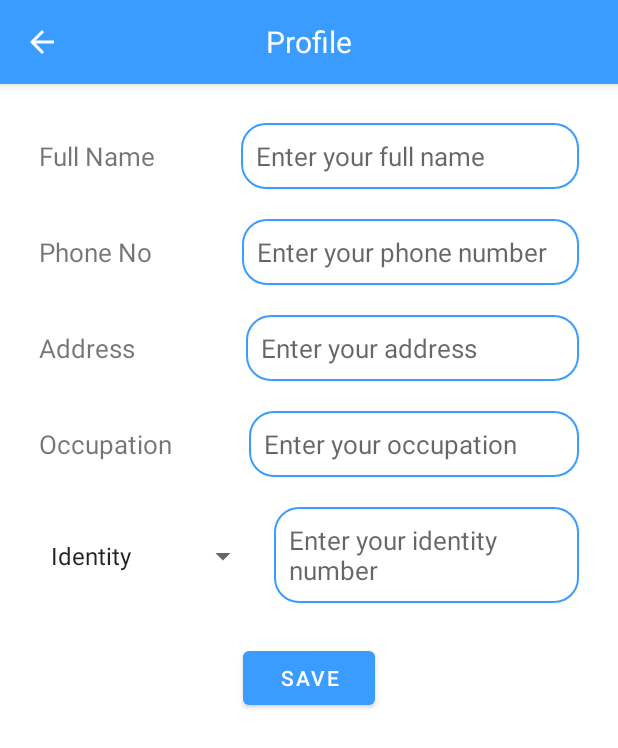
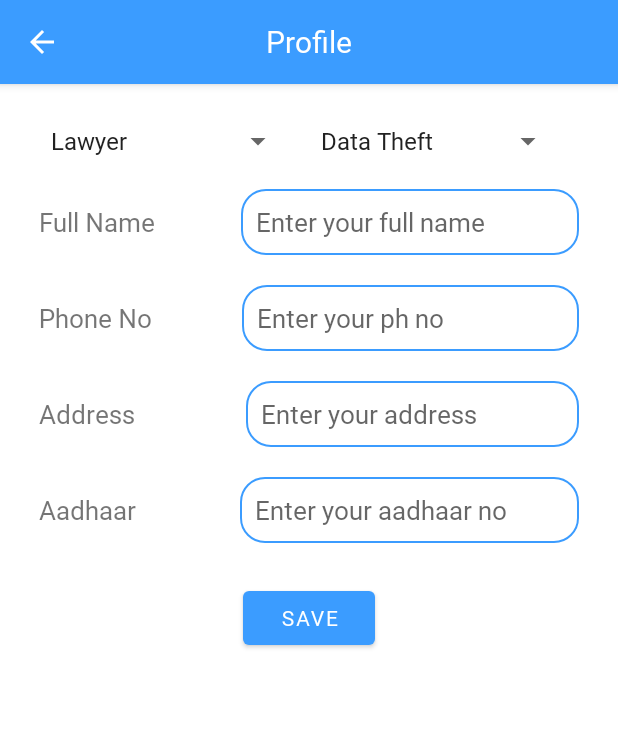
Before and after one commit to piyushk2001/Cyber-Watch, an Android app: the ProfileActivity screen opened directly, with no data from a screen before it, on a phone screen of 412 x 824 dp. Shown: the top 748 px of the screen. Run offline under Robolectric (Android 15) with nearby library versions, the phone set to English and light mode, and no system bars; our stand-ins replace Firebase (no records; nobody signed in at launch, a user with empty details on screens opened directly).

Commit message:
client-lawyer login functionality

```diff
--- a/app/build.gradle
+++ b/app/build.gradle
@@ -41,6 +41,8 @@ dependencies {
     implementation 'com.google.android.material:material:1.8.0'
     implementation 'androidx.constraintlayout:constraintlayout:2.1.4'
     implementation 'com.google.firebase:firebase-auth-ktx:22.0.0'
+    implementation 'com.google.firebase:firebase-firestore-ktx:24.6.1'
+    implementation 'com.google.firebase:firebase-firestore:24.1.1'
     testImplementation 'junit:junit:4.13.2'
     androidTestImplementation 'androidx.test.ext:junit:1.1.5'
     androidTestImplementation 'androidx.test.espresso:espresso-core:3.5.1'
--- a/app/src/main/AndroidManifest.xml
+++ b/app/src/main/AndroidManifest.xml
@@ -11,6 +11,9 @@
         android:supportsRtl="true"
         android:theme="@style/Theme.CyberWatch"
         tools:targetApi="31">
+        <activity
+            android:name=".FirstSignUpActivity"
+            android:exported="false" />
         <activity
             android:name=".LoginActivity"
             android:exported="false" />
--- a/app/src/main/java/eu/tutorials/cyberwatch/LoginActivity.kt
+++ b/app/src/main/java/eu/tutorials/cyberwatch/LoginActivity.kt
@@ -69,7 +69,7 @@ class LoginActivity : AppCompatActivity() {
                 if (task.isSuccessful) {
                     Log.d(TAG, "createUserWithEmail:success")
                     Toast.makeText(this, "Successfully signed up!", Toast.LENGTH_SHORT).show()
-                    val intent = Intent(this, ProfileActivity::class.java)
+                    val intent = Intent(this, FirstSignUpActivity::class.java)
                     startActivity(intent)
                     finish()
                 } else {
--- a/app/src/main/java/eu/tutorials/cyberwatch/MainActivity.kt
+++ b/app/src/main/java/eu/tutorials/cyberwatch/MainActivity.kt
@@ -6,6 +6,7 @@ import android.view.animation.Animation
 import android.view.animation.AnimationUtils
 import android.widget.ImageView
 import androidx.appcompat.app.AppCompatActivity
+import com.google.firebase.auth.FirebaseAuth
 
 class MainActivity : AppCompatActivity() {
 
@@ -24,6 +25,11 @@ class MainActivity : AppCompatActivity() {
             override fun onAnimationStart(animation: Animation?) {}
 
             override fun onAnimationEnd(animation: Animation?) {
+                val currentUser = FirebaseAuth.getInstance().currentUser
+                if (currentUser != null) {
+                    // User is signed in, log them out
+                    FirebaseAuth.getInstance().signOut()
+                }
                 navigateToHome()
             }
 
--- a/app/src/main/res/layout/activity_profile.xml
+++ b/app/src/main/res/layout/activity_profile.xml
@@ -47,27 +47,57 @@
             <LinearLayout
                 android:layout_width="match_parent"
                 android:layout_height="wrap_content"
-                android:layout_margin="10dp"
+                android:layout_marginStart="10dp"
+                android:layout_marginTop="10dp"
+                android:layout_marginEnd="10dp"
+                android:layout_marginBottom="10dp"
+                android:orientation="horizontal">
+
+                <Spinner
+                    android:id="@+id/userType"
+                    android:layout_width="match_parent"
+                    android:layout_height="wrap_content"
+                    android:layout_marginRight="10dp"
+                    android:layout_weight="1.3"
+                    android:entries="@array/designation"
+                    android:textSize="17dp" />
+                <Spinner
+                    android:id="@+id/specialite"
+                    android:layout_width="match_parent"
+                    android:layout_height="wrap_content"
+                    android:layout_marginRight="10dp"
+                    android:layout_weight="1.3"
+                    android:entries="@array/specialist_type"
+                    android:textSize="17dp" />
+
+            </LinearLayout>
+
+            <LinearLayout
+                android:layout_width="match_parent"
+                android:layout_height="wrap_content"
+                android:layout_marginStart="10dp"
+                android:layout_marginTop="10dp"
+                android:layout_marginEnd="10dp"
+                android:layout_marginBottom="10dp"
                 android:orientation="horizontal">
 
                 <TextView
                     android:layout_width="wrap_content"
                     android:layout_height="wrap_content"
+                    android:layout_marginRight="57dp"
+                    android:layout_weight="0"
                     android:text="Full Name"
-                    android:layout_weight="0"
-                    android:layout_marginRight="57dp"
-                    android:textSize="17dp"
-                    />
+                    android:textSize="17dp" />
 
                 <EditText
                     android:id="@+id/fullNameEditText"
                     android:layout_width="match_parent"
                     android:layout_height="wrap_content"
+                    android:layout_weight="1"
+                    android:background="@drawable/back"
                     android:hint="Enter your full name"
-                    android:textSize="17dp"
                     android:padding="10dp"
-                    android:background="@drawable/back"
-                    android:layout_weight="1" />
+                    android:textSize="17dp" />
 
             </LinearLayout>
 
@@ -89,7 +119,7 @@
                     android:id="@+id/phoneNumberEditText"
                     android:layout_width="match_parent"
                     android:layout_height="wrap_content"
-                    android:hint="Enter your phone number"
+                    android:hint="Enter your ph no"
                     android:textSize="17dp"
                     android:padding="10dp"
                     android:background="@drawable/back"
@@ -125,58 +155,65 @@
 
             </LinearLayout>
 
-            <LinearLayout
+            <!--LinearLayout
                 android:layout_width="match_parent"
                 android:layout_height="wrap_content"
-                android:layout_margin="10dp"
+                android:layout_marginStart="10dp"
+                android:layout_marginTop="10dp"
+                android:layout_marginEnd="10dp"
+                android:layout_marginBottom="10dp"
                 android:orientation="horizontal">
 
                 <TextView
                     android:layout_width="wrap_content"
                     android:layout_height="wrap_content"
+                    android:layout_marginRight="51dp"
+                    android:layout_weight="0"
                     android:text="Occupation"
-                    android:layout_marginRight="51dp"
-                    android:textSize="17dp"
-                    android:layout_weight="0" />
+                    android:textSize="17dp" />
 
                 <EditText
                     android:id="@+id/occupationEditText"
                     android:layout_width="match_parent"
                     android:layout_height="wrap_content"
+                    android:layout_weight="1"
+                    android:background="@drawable/back"
                     android:hint="Enter your occupation"
-                    android:textSize="17dp"
                     android:padding="10dp"
-                    android:background="@drawable/back"
-                    android:layout_weight="1" />
+                    android:textSize="17dp" />
 
-            </LinearLayout>
+            </LinearLayout-->
 
             <LinearLayout
                 android:layout_width="match_parent"
-                android:layout_margin="10dp"
                 android:layout_height="wrap_content"
+                android:layout_marginStart="10dp"
+                android:layout_marginTop="10dp"
+                android:layout_marginEnd="10dp"
+                android:layout_marginBottom="10dp"
                 android:orientation="horizontal">
 
-                <Spinner
-                    android:id="@+id/identitySpinner"
-                    android:layout_width="match_parent"
+                <TextView
+                    android:layout_width="wrap_content"
                     android:layout_height="wrap_content"
-                    android:entries="@array/identity_options"
-                    android:layout_weight="1.3"
-                    android:textSize="17dp"
-                    android:layout_marginRight="10dp"/>
+                    android:layout_marginRight="69dp"
+                    android:layout_weight="0"
+                    android:text="Aadhaar"
+                    android:textSize="17dp" />
 
                 <EditText
                     android:id="@+id/identityNumberEditText"
                     android:layout_width="match_parent"
                     android:layout_height="wrap_content"
-                    android:hint="Enter your identity number"
-                    android:textSize="17dp"
+                    android:layout_weight="1"
+                    android:background="@drawable/back"
+                    android:hint="Enter your aadhaar no"
                     android:padding="10dp"
-                    android:background="@drawable/back"
-                    android:layout_weight="1" />
+                    android:textSize="17dp" />
 
             </LinearLayout>
+
+
             <Button
                 android:id="@+id/saveButton"
                 android:layout_width="wrap_content"
--- a/app/src/main/res/values-night/themes.xml
+++ b/app/src/main/res/values-night/themes.xml
@@ -2,14 +2,15 @@
 <!-- Base application theme. -->
 <style name="Theme.CyberWatch" parent="Theme.MaterialComponents.DayNight.NoActionBar">
     <!-- Primary brand color. -->
-        <item name="colorPrimary">@color/purple_200</item>
+    <item name="colorPrimary">@color/blue</item>
     <item name="colorPrimaryVariant">@color/purple_700</item>
-        <item name="colorOnPrimary">@color/black</item>
+    <item name="colorOnPrimary">@color/white</item>
     <!-- Secondary brand color. -->
     <item name="colorSecondary">@color/teal_200</item>
-        <item name="colorSecondaryVariant">@color/teal_200</item>
+    <item name="colorSecondaryVariant">@color/teal_700</item>
     <item name="colorOnSecondary">@color/blue</item>
     <!-- Status bar color. -->
+    <item name="fontFamily">@font/my_font</item>
     <item name="android:statusBarColor">?attr/colorPrimaryVariant</item>
     <!-- Customize your theme here. -->
 </style>
--- a/app/src/main/res/values/arrays.xml
+++ b/app/src/main/res/values/arrays.xml
@@ -7,4 +7,13 @@
         <item>PAN No</item>
         <item>Passport</item>
     </string-array>
+    <string-array name="designation">
+        <item>Lawyer</item>
+        <item>Client</item>
+    </string-array>
+    <string-array name="specialist_type">
+        <item>Data Theft</item>
+        <item>Cyber Stalking</item>
+        <item>Hacking</item>
+    </string-array>
 </resources>
--- a/app/src/main/res/values/themes.xml
+++ b/app/src/main/res/values/themes.xml
@@ -10,6 +10,7 @@
         <item name="colorSecondaryVariant">@color/teal_700</item>
         <item name="colorOnSecondary">@color/blue</item>
         <!-- Status bar color. -->
+        <item name="fontFamily">@font/my_font</item>
         <item name="android:statusBarColor">?attr/colorPrimaryVariant</item>
         <!-- Customize your theme here. -->
     </style>
```
Also changed, not shown: app/src/main/java/eu/tutorials/cyberwatch/FirstSignUpActivity.kt (added, +84 -0 lines), app/src/main/java/eu/tutorials/cyberwatch/ProfileActivity.kt (+11 -6 lines), app/src/main/java/eu/tutorials/cyberwatch/fireStoreApi/ClientHelper.kt (added, +19 -0 lines), app/src/main/java/eu/tutorials/cyberwatch/fireStoreApi/LawyerHelper.kt (added, +17 -0 lines), app/src/main/java/eu/tutorials/cyberwatch/fireStoreApi/UserHelper.kt (added, +16 -0 lines), app/src/main/java/eu/tutorials/cyberwatch/model/Client.kt (added, +32 -0 lines), app/src/main/java/eu/tutorials/cyberwatch/model/Lawyer.kt (added, +20 -0 lines), app/src/main/java/eu/tutorials/cyberwatch/model/User.kt (added, +21 -0 lines), app/src/main/res/layout/activity_first_sign_up.xml (added, +161 -0 lines). Lines whose indentation alone changed are shown as unchanged.
